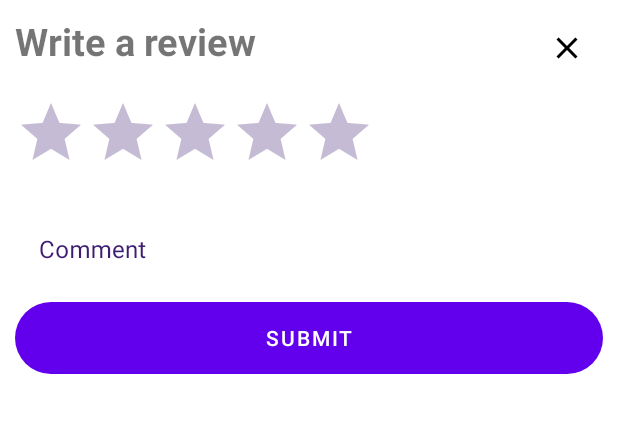
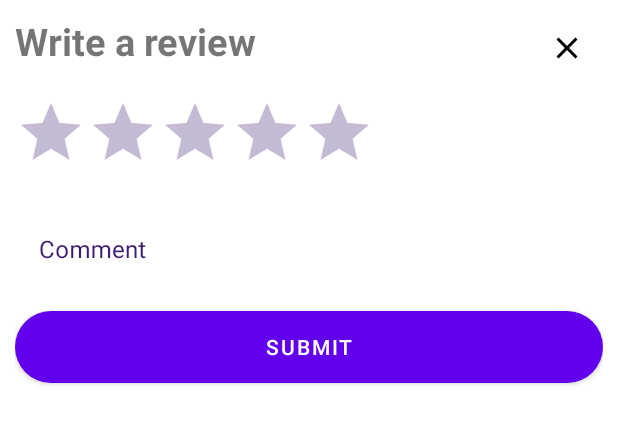
Before and after one commit to ivonamitovska/infinum-academy-shows-app-ivonamitovska, an Android app: the layout dialog_add_review.xml on its own in the app's theme, with its tools: preview values and no code run, on a phone screen of 412 x 824 dp. Shown: the top 424 px of the screen. Run offline under Robolectric (Android 15) with nearby library versions, the phone set to English and light mode, and no system bars.

Commit message:
pushing assignment8

```diff
--- a/app/build.gradle
+++ b/app/build.gradle
@@ -100,5 +100,7 @@ dependencies {
     implementation 'androidx.lifecycle:lifecycle-runtime-ktx:2.6.0-alpha01'
     implementation 'androidx.lifecycle:lifecycle-viewmodel-ktx:2.6.0-alpha01'
 
+    implementation 'androidx.core:core-splashscreen:1.0.0'
+
 
 }
--- a/app/src/main/AndroidManifest.xml
+++ b/app/src/main/AndroidManifest.xml
@@ -23,7 +23,8 @@
         tools:targetApi="31">
         <activity
             android:name=".ui.activity.MainActivity"
-            android:exported="true">
+            android:exported="true"
+            android:theme="@style/Theme.App.SplashScreen">
             <intent-filter>
                 <action android:name="android.intent.action.MAIN"/>
                 <category android:name="android.intent.category.LAUNCHER"/>
--- a/app/src/main/java/com/infinum/shows_ivona_mitovska/ui/activity/MainActivity.kt
+++ b/app/src/main/java/com/infinum/shows_ivona_mitovska/ui/activity/MainActivity.kt
@@ -3,6 +3,7 @@ package com.infinum.shows_ivona_mitovska.ui.activity
 import android.os.Bundle
 import android.util.Log
 import androidx.appcompat.app.AppCompatActivity
+import androidx.core.splashscreen.SplashScreen.Companion.installSplashScreen
 import androidx.navigation.fragment.NavHostFragment
 import com.infinum.shows_ivona_mitovska.R
 import com.infinum.shows_ivona_mitovska.databinding.ActivityMainBinding
@@ -16,6 +17,8 @@ class MainActivity : AppCompatActivity() {
 
     override fun onCreate(savedInstanceState: Bundle?) {
         super.onCreate(savedInstanceState)
+        Thread.sleep(1300)
+        installSplashScreen()
         binding = ActivityMainBinding.inflate(layoutInflater)
         setContentView(binding.root)
         ApiModule.initRetrofit()
--- a/app/src/main/res/drawable/buttons_style.xml
+++ /dev/null
@@ -1,5 +0,0 @@
-<?xml version="1.0" encoding="utf-8"?>
-<shape xmlns:android="http://schemas.android.com/apk/res/android">
-    <corners android:radius="45dp"/>
-
-</shape>
--- /dev/null
+++ b/app/src/main/res/drawable/triangle_splash.xml
@@ -0,0 +1,19 @@
+<vector xmlns:android="http://schemas.android.com/apk/res/android"
+    android:width="160dp"
+    android:height="160dp"
+    android:viewportWidth="160"
+    android:viewportHeight="160">
+  <group
+      android:pivotX="90"
+      android:pivotY="80"
+      android:scaleY="0.5"
+      android:scaleX="0.5">
+    <path
+        android:pathData="M134.27,107.4L59.55,152.74C45.44,160.17 26.43,154.4 17.09,140.5C13.77,135.65 12,130.18 12,124.74L12,35.27C12,19.96 25.72,6.05 42.64,4.19C48.66,3.53 54.54,4.59 59.55,7.27L134.27,52.61C148.38,62.31 152.25,83.08 142.91,98.34C140.64,102 137.7,105.08 134.27,107.4Z"
+        android:fillColor="#ffffff"
+        android:fillType="evenOdd"/>
+
+
+  </group>
+
+</vector>
--- a/app/src/main/res/layout/dialog_add_review.xml
+++ b/app/src/main/res/layout/dialog_add_review.xml
@@ -60,7 +60,7 @@
         android:layout_width="match_parent"
         android:layout_height="wrap_content"
         android:layout_marginTop="10dp"
-        android:background="@drawable/buttons_style"
+        style="@style/ButtonStyle"
         android:text="@string/submit"
         app:layout_constraintStart_toStartOf="parent"
         app:layout_constraintTop_toBottomOf="@id/commentLayout"/>
--- a/app/src/main/res/layout/dialog_info_profile.xml
+++ b/app/src/main/res/layout/dialog_info_profile.xml
@@ -48,7 +48,7 @@
         android:id="@+id/logOutButton"
         android:layout_width="match_parent"
         android:layout_height="wrap_content"
-        android:background="@drawable/buttons_style"
+        style="@style/ButtonStyle"
         app:layout_constraintStart_toStartOf="parent"
         app:layout_constraintEnd_toEndOf="parent"
         android:layout_marginVertical="25dp"
--- a/app/src/main/res/layout/fragment_show_details.xml
+++ b/app/src/main/res/layout/fragment_show_details.xml
@@ -53,7 +53,7 @@
                 android:layout_height="wrap_content"
                 android:layout_marginHorizontal="20dp"
                 android:layout_marginTop="10dp"
-                android:src="@drawable/severance"
+                android:src="@drawable/image"
                 android:adjustViewBounds="true"
                 android:clipToOutline="true"
                 android:background="@drawable/rounded_image_view"/>
@@ -133,7 +133,7 @@
             android:layout_gravity="center"
             android:layout_marginHorizontal="15dp"
             android:layout_marginVertical="15dp"
-            android:background="@drawable/buttons_style"
+            style="@style/ButtonStyle"
             android:text="@string/write_a_review"
             android:textAllCaps="false"
             android:textColor="@color/white"/>
--- a/app/src/main/res/layout/item_show.xml
+++ b/app/src/main/res/layout/item_show.xml
@@ -35,7 +35,7 @@
                 app:layout_constraintEnd_toEndOf="parent"
                 app:layout_constraintStart_toStartOf="parent"
                 app:layout_constraintTop_toTopOf="parent"
-                tools:src="@drawable/officeshow"/>
+                tools:src="@drawable/image"/>
 
             <TextView
                 android:id="@+id/showName"
--- a/app/src/main/res/values/themes.xml
+++ b/app/src/main/res/values/themes.xml
@@ -17,6 +17,12 @@
     <style name="RatingBar" parent="Theme.AppCompat">
         <item name="colorControlNormal">@color/purple_200</item>
         <item name="colorControlActivated">@color/my_purple</item>
+    </style>
+
+    <style name="ButtonStyle" parent="Widget.MaterialComponents.Button">
+        <item name="cornerRadius">45dp</item>
+        <item name="backgroundColor">@color/my_second_purple</item>
+        <item name="android:height">60dp</item>
     </style>
 
     <style name="TextInputLayoutStyle" parent="Widget.MaterialComponents.TextInputLayout.OutlinedBox.Dense">
@@ -54,6 +60,13 @@
         <item name="cornerSize">8dp</item>
     </style>
 
+    <style name="Theme.App.SplashScreen" parent="Theme.SplashScreen">
+        <item name="windowSplashScreenBackground">@color/my_purple</item>
+        <item name="windowSplashScreenAnimatedIcon">@drawable/triangle_splash</item>
+        <item name="android:layout_gravity">center</item>
+        <item name="postSplashScreenTheme">@style/Theme.ShowsIvonaMitovska</item>
+    </style>
+
     <style name="Theme.ShowsIvonaMitovskaActionBar" parent="Theme.MaterialComponents.DayNight.DarkActionBar">
         <!-- Primary brand color. -->
         <item name="colorPrimary">@color/purple_500</item>
```
Also changed, not shown: app/src/main/java/com/infinum/shows_ivona_mitovska/ui/login/model/LoginFragment.kt (+14 -0 lines), app/src/main/res/drawable/officeshow.png (deleted), app/src/main/res/drawable/onlymurder.png (deleted), app/src/main/res/drawable/strangerthings.png (deleted), app/src/main/res/drawable/welcome.png (deleted), 3 other files.
